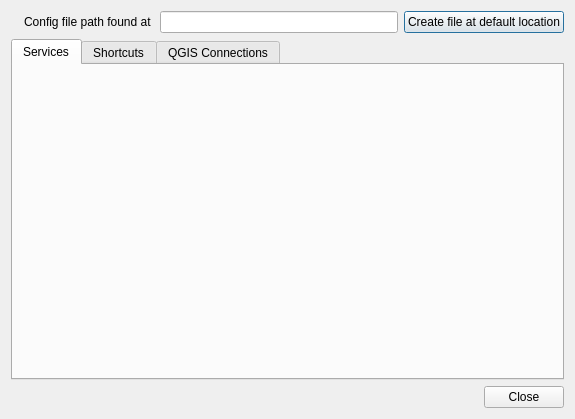
Old version of the form pg_service_parser/ui/pg_service_dialog.ui in the repository opengisch/qgis-pg-service-parser-plugin.
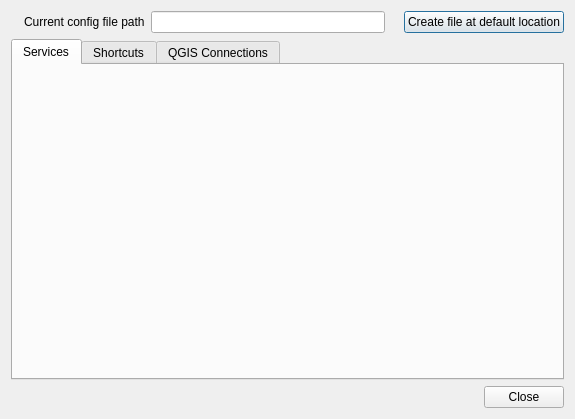
New version of the form. Icons and pictures are not drawn.

Commit message:
display tooltip for service file
fixes #102

```diff
--- a/pg_service_parser/ui/pg_service_dialog.ui
+++ b/pg_service_parser/ui/pg_service_dialog.ui
@@ -56,7 +56,7 @@
         <string notr="true"/>
        </property>
        <property name="text">
-        <string>Config file path found at </string>
+        <string>Current config file path</string>
        </property>
       </widget>
      </item>
@@ -67,6 +67,19 @@
        </property>
       </widget>
      </item>
+     <item>
+      <widget class="QLabel" name="lblConfFileInfo">
+       <property name="sizePolicy">
+        <sizepolicy hsizetype="Fixed" vsizetype="Preferred">
+         <horstretch>0</horstretch>
+         <verstretch>0</verstretch>
+        </sizepolicy>
+       </property>
+       <property name="text">
+        <string/>
+       </property>
+      </widget>
+     </item>
      <item>
       <widget class="QPushButton" name="btnCreateServiceFile">
        <property name="text">
```
The commit also changes 3 other files.
